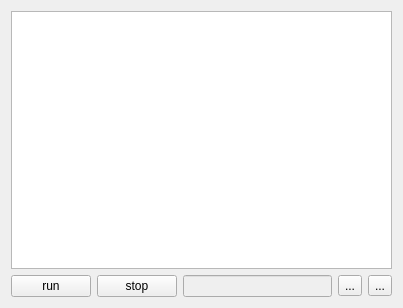
First picture: the form in branches/early-clip/ui/scripteditwidget.ui, repository bitsed/qosmic, before the edit.
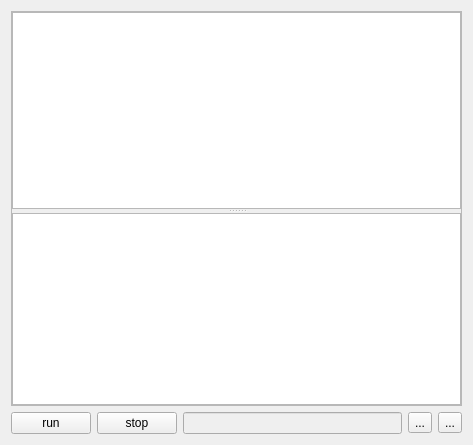
Second picture: the form after the edit. Icons and pictures are not drawn. Custom widgets are drawn as their Qt base class.

Diff of the .ui file:
```diff
--- a/branches/early-clip/ui/scripteditwidget.ui
+++ b/branches/early-clip/ui/scripteditwidget.ui
@@ -1,29 +1,22 @@
 <ui version="4.0" >
  <class>ScriptEditWidget</class>
- <widget class="QWidget" name="ScriptEditWidget" >
-  <property name="geometry" >
+ <widget class="QWidget" name="ScriptEditWidget">
+  <property name="geometry">
    <rect>
     <x>0</x>
     <y>0</y>
-    <width>403</width>
-    <height>308</height>
+    <width>465</width>
+    <height>437</height>
    </rect>
   </property>
   <property name="windowTitle" >
    <string>Form</string>
   </property>
-  <layout class="QGridLayout" >
-   <item row="0" column="0" colspan="5" >
-    <widget class="Lua::LuaEditor" name="m_scriptEdit" >
-     <property name="tabStopWidth" >
-      <number>20</number>
-     </property>
-    </widget>
-   </item>
-   <item row="1" column="0" >
-    <widget class="QPushButton" name="m_runButton" >
-     <property name="sizePolicy" >
-      <sizepolicy vsizetype="Fixed" hsizetype="Maximum" >
+  <layout class="QGridLayout" name="gridLayout">
+   <item row="1" column="0">
+    <widget class="QPushButton" name="m_runButton">
+     <property name="sizePolicy">
+      <sizepolicy hsizetype="Maximum" vsizetype="Fixed">
        <horstretch>0</horstretch>
        <verstretch>0</verstretch>
       </sizepolicy>
@@ -36,9 +29,25 @@
      </property>
     </widget>
    </item>
-   <item row="1" column="2" >
-    <widget class="QLineEdit" name="m_filenameEdit" >
-     <property name="enabled" >
+   <item row="1" column="1">
+    <widget class="QPushButton" name="m_stopButton">
+     <property name="sizePolicy">
+      <sizepolicy hsizetype="Maximum" vsizetype="Fixed">
+       <horstretch>0</horstretch>
+       <verstretch>0</verstretch>
+      </sizepolicy>
+     </property>
+     <property name="text">
+      <string>stop</string>
+     </property>
+     <property name="shortcut">
+      <string>Ctrl+Shift+Return</string>
+     </property>
+    </widget>
+   </item>
+   <item row="1" column="2">
+    <widget class="QLineEdit" name="m_filenameEdit">
+     <property name="enabled">
       <bool>false</bool>
      </property>
      <property name="sizePolicy" >
@@ -49,9 +58,9 @@
      </property>
     </widget>
    </item>
-   <item row="1" column="3" >
-    <widget class="QToolButton" name="m_openButton" >
-     <property name="toolTip" >
+   <item row="1" column="3">
+    <widget class="QToolButton" name="m_openButton">
+     <property name="toolTip">
       <string>open</string>
      </property>
      <property name="text" >
@@ -69,9 +78,9 @@
      </property>
     </widget>
    </item>
-   <item row="1" column="4" >
-    <widget class="QToolButton" name="m_saveButton" >
-     <property name="toolTip" >
+   <item row="1" column="4">
+    <widget class="QToolButton" name="m_saveButton">
+     <property name="toolTip">
       <string>save</string>
      </property>
      <property name="text" >
@@ -89,20 +98,60 @@
      </property>
     </widget>
    </item>
-   <item row="1" column="1" >
-    <widget class="QPushButton" name="m_stopButton" >
-     <property name="sizePolicy" >
-      <sizepolicy vsizetype="Fixed" hsizetype="Maximum" >
-       <horstretch>0</horstretch>
-       <verstretch>0</verstretch>
-      </sizepolicy>
+   <item row="0" column="0" colspan="5">
+    <widget class="QSplitter" name="m_splitter">
+     <property name="minimumSize">
+      <size>
+       <width>451</width>
+       <height>395</height>
+      </size>
      </property>
-     <property name="text" >
-      <string>stop</string>
+     <property name="maximumSize">
+      <size>
+       <width>16777215</width>
+       <height>16777215</height>
+      </size>
      </property>
-     <property name="shortcut" >
-      <string>Ctrl+Shift+Return</string>
+     <property name="frameShape">
+      <enum>QFrame::StyledPanel</enum>
      </property>
+     <property name="frameShadow">
+      <enum>QFrame::Raised</enum>
+     </property>
+     <property name="orientation">
+      <enum>Qt::Vertical</enum>
+     </property>
+     <widget class="Lua::LuaEditor" name="m_scriptEdit">
+      <property name="sizePolicy">
+       <sizepolicy hsizetype="Expanding" vsizetype="Expanding">
+        <horstretch>0</horstretch>
+        <verstretch>2</verstretch>
+       </sizepolicy>
+      </property>
+      <property name="tabStopWidth">
+       <number>20</number>
+      </property>
+     </widget>
+     <widget class="QPlainTextEdit" name="m_printOutputEdit">
+      <property name="undoRedoEnabled">
+       <bool>false</bool>
+      </property>
+      <property name="lineWrapMode">
+       <enum>QPlainTextEdit::NoWrap</enum>
+      </property>
+      <property name="readOnly">
+       <bool>true</bool>
+      </property>
+      <property name="plainText">
+       <string notr="true"/>
+      </property>
+      <property name="textInteractionFlags">
+       <set>Qt::TextSelectableByKeyboard|Qt::TextSelectableByMouse</set>
+      </property>
+      <property name="centerOnScroll">
+       <bool>true</bool>
+      </property>
+     </widget>
     </widget>
    </item>
   </layout>
```
Left out of the diff: 31 changed lines with no effect on the pictures.
